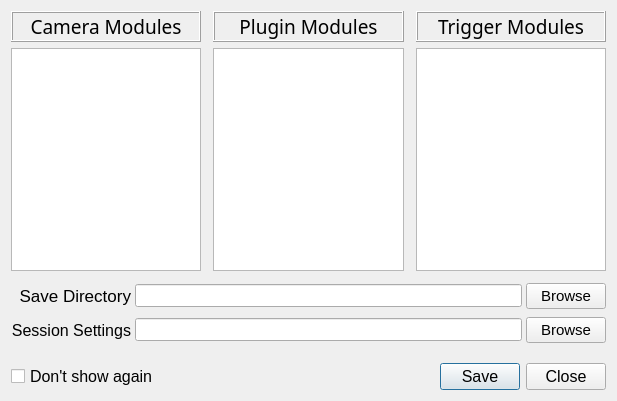
Before: the Qt Designer form rataGUI/interface/design/startMenu.ui in nathanielnyema/rataGUI, drawn with Qt 5.
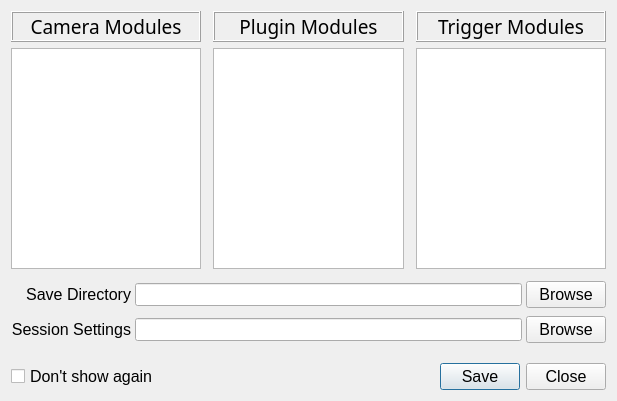
After: the same form once the commit is applied.

Patch:
```diff
--- a/rataGUI/interface/design/startMenu.ui
+++ b/rataGUI/interface/design/startMenu.ui
@@ -185,7 +185,7 @@
       <widget class="QLabel" name="saveDirectoryLabel">
        <property name="font">
         <font>
-         <pointsize>13</pointsize>
+         <pointsize>12</pointsize>
         </font>
        </property>
        <property name="text">
@@ -200,7 +200,7 @@
       <widget class="QPushButton" name="save_dir_btn">
        <property name="font">
         <font>
-         <pointsize>11</pointsize>
+         <pointsize>12</pointsize>
         </font>
        </property>
        <property name="text">
@@ -236,7 +236,7 @@
       <widget class="QPushButton" name="sess_dir_btn">
        <property name="font">
         <font>
-         <pointsize>11</pointsize>
+         <pointsize>12</pointsize>
         </font>
        </property>
        <property name="text">
```
